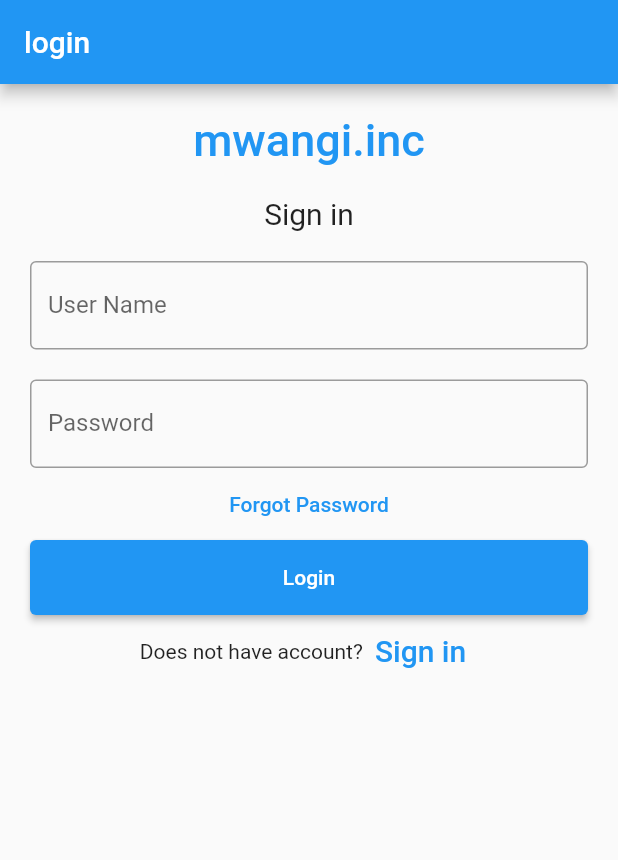
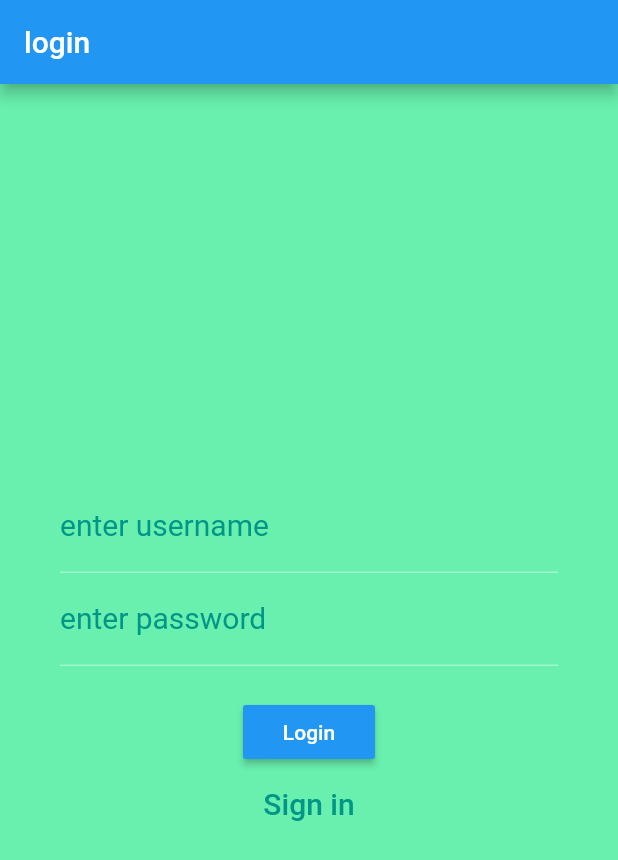
Before and after one commit to swangai7178/login, a Flutter app: the screen it shows after launch, on a phone screen of 412 x 824 dp. Shown: the top 860 px of the screen. Run offline on Flutter 3.47's test engine with Material 2 defaults, Android fonts, the phone set to English and light mode, and no system bars.

Commit message:
new teme

```diff
--- a/login_php/lib/main.dart
+++ b/login_php/lib/main.dart
@@ -9,6 +9,8 @@ class MyApp extends StatelessWidget {
 
 
   static const String _title = 'login';
+
+  const MyApp({Key? key}) : super(key: key);
 
   @override
   Widget build(BuildContext context) {
@@ -23,93 +25,81 @@ class MyApp extends StatelessWidget {
 }
 
 class MyStatefulWidget extends StatefulWidget {
+  const MyStatefulWidget({Key? key}) : super(key: key);
+
   @override
   State<MyStatefulWidget> createState() => _MyStatefulWidgetState();
 }
 
 class _MyStatefulWidgetState extends State<MyStatefulWidget> {
-  TextEditingController nameController = TextEditingController();
-  TextEditingController passwordController = TextEditingController();
 
   @override
  Widget build(BuildContext context) {
-
-    return Padding(
-        padding: const EdgeInsets.all(10),
-        child: ListView(
+    return Scaffold(
+      backgroundColor: Colors.greenAccent,
+      body: Stack(
+        fit: StackFit.expand,
         children: <Widget>[
-            Container(
-                alignment: Alignment.center,
-                padding: const EdgeInsets.all(10),
-                child: const Text(
-                  'mwangi.inc',
-                  style: TextStyle(
+          Column(
+            crossAxisAlignment: CrossAxisAlignment.center,
+            mainAxisAlignment: MainAxisAlignment.center,
+            children: <Widget>[
+              Form(
+                child: Theme(
+                  data: ThemeData(
+                      brightness: Brightness.dark,
+                      primarySwatch: Colors.teal,
+                      inputDecorationTheme: InputDecorationTheme(
+                          labelStyle:
+                              TextStyle(color: Colors.teal, fontSize: 20.0))),
+                  child: new Container(
+                      padding: const EdgeInsets.all(40.0),
+                      child: Column(
+                        children: <Widget>[
+                          TextFormField(
+                              decoration: InputDecoration(
+                                labelText: "enter username",
+                              ),
+                              keyboardType: TextInputType.text),
+                          TextFormField(
+                            decoration: InputDecoration(
+                              labelText: "enter password",
+                            ),
+                            keyboardType: TextInputType.text,
+                            obscureText: true,
+                          ),
+                          new Padding(
+                            padding: const EdgeInsets.only(top: 20.0),
+                          ),
+                          new MaterialButton(
+                            onPressed: () => {},
+                            splashColor: Colors.redAccent,
                             color: Colors.blue,
-                      fontWeight: FontWeight.w500,
-                      fontSize: 30),
-                )),
-            Container(
-                alignment: Alignment.center,
-                padding: const EdgeInsets.all(10),
-                child: const Text(
-                  'Sign in',
-                  style: TextStyle(fontSize: 20),
-                )),
-            Container(
-              padding: const EdgeInsets.all(10),
-              child: TextField(
-                controller: nameController,
-                decoration: const InputDecoration(
-                  border: OutlineInputBorder(),
-                  labelText: 'User Name',
+                            textColor: Colors.white,
+                            child: new Text("Login"),
                           ),
-              ),
-            ),
-            Container(
-              padding: const EdgeInsets.fromLTRB(10, 10, 10, 0),
-              child: TextField(
-                obscureText: true,
-                controller: passwordController,
-                decoration: const InputDecoration(
-                  border: OutlineInputBorder(),
-                  labelText: 'Password',
-                ),
-              ),
-            ),
-            TextButton(
-              onPressed: () {
-                //forgot password screen
-              },
-              child: const Text('Forgot Password',),
-            ),
-            Container(
-                height: 50,
-                padding: const EdgeInsets.fromLTRB(10, 0, 10, 0),
-                child: ElevatedButton(
-                  child: const Text('Login'),
-                  onPressed: () {
-                    print(nameController.text);
-                    print(passwordController.text);
-                  },
-                )
-            ),
-            Row(
-              children: <Widget>[
-                const Text('Does not have account?'),
                            TextButton(
                             child: const Text(
                               'Sign in',
                               style: TextStyle(fontSize: 20),
                             ),
                             onPressed: () {
-                   Navigator.push(context, MaterialPageRoute(builder: (context) => const SecondRoute()),);
+                              Navigator.push(
+                                context,
+                                MaterialPageRoute(
+                                    builder: (context) => const SecondRoute()),
+                              );
                             },
                           )
                         ],
-              mainAxisAlignment: MainAxisAlignment.center,
+                      )),
+                ),
+              )
+            ],
           ),
         ],
-        ));
+      ),
+    );
   }
 }
 
@@ -123,12 +113,6 @@ class SecondRoute extends StatelessWidget {
       body: Stack(
         fit: StackFit.expand,
         children: <Widget>[
-          Image(
-            image: AssetImage('assets/look.jpg'),
-            fit: BoxFit.cover,
-            color: Colors.black87,
-            colorBlendMode: BlendMode.darken,
-          ),
           Column(
             crossAxisAlignment: CrossAxisAlignment.center,
             mainAxisAlignment: MainAxisAlignment.center,
@@ -174,10 +158,21 @@ class SecondRoute extends StatelessWidget {
                             textColor: Colors.white,
                             child: new Text("register"),
                           ),
+                           TextButton(
+                            child: const Text(
+                              'log in',
+                              style: TextStyle(fontSize: 20),
+                            ),
+                            onPressed: () {
+                              Navigator.push(
+                                context,
+                                MaterialPageRoute(
+                                    builder: (context) => const MyStatefulWidget()),
+                              );
+                            },
+                          )
                         ],
-
                       )),
-
                 ),
               )
             ],
```
Lines whose indentation alone changed are shown as unchanged.
